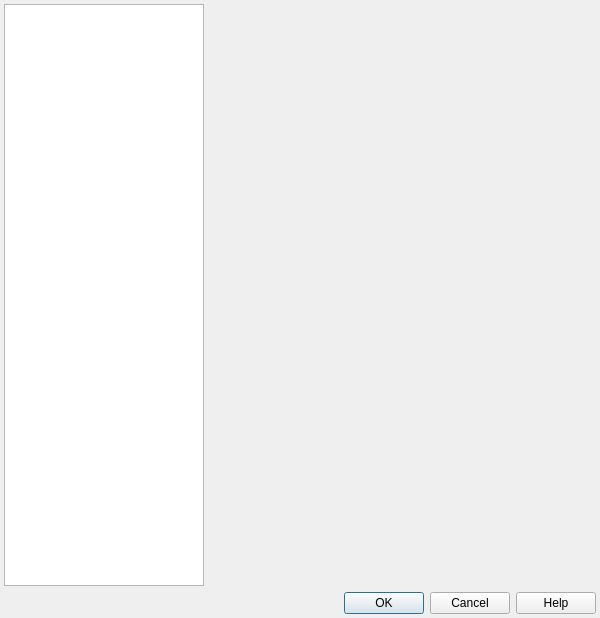
This is src/gui/pref/dialog.ui in wilbert2000/wzplayer as Qt 5 draws it before an edit. The edited form follows.
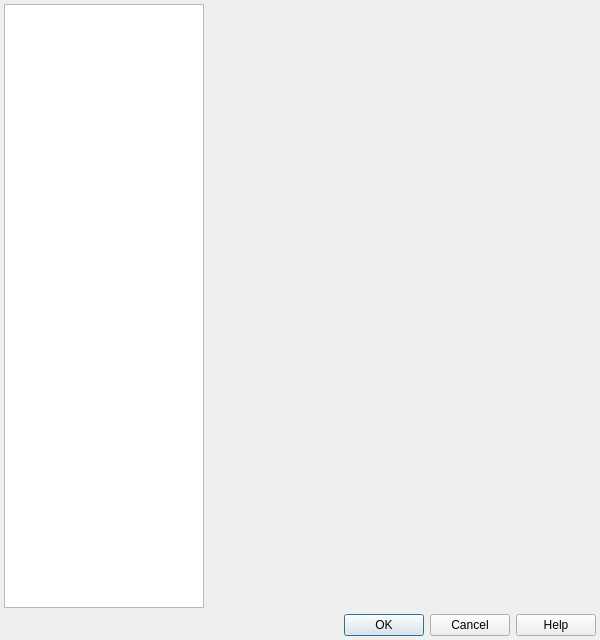
This is the edited form.

Diff of the .ui file:
```diff
--- a/src/gui/pref/dialog.ui
+++ b/src/gui/pref/dialog.ui
@@ -7,7 +7,7 @@
     <x>0</x>
     <y>0</y>
     <width>600</width>
-    <height>618</height>
+    <height>640</height>
    </rect>
   </property>
   <property name="windowTitle">
```
